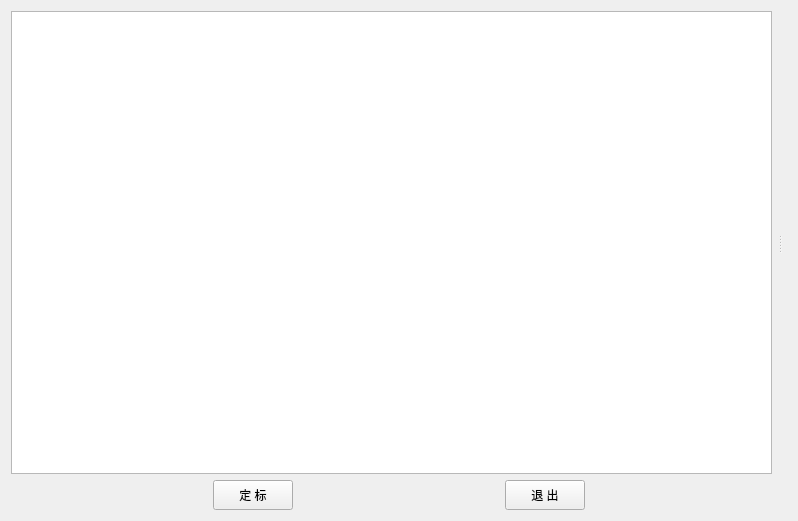
This is HeGui/HElecCalibrateDialog.ui in hexianqi/QtCode as Qt 5 draws it before an edit. The edited form follows.
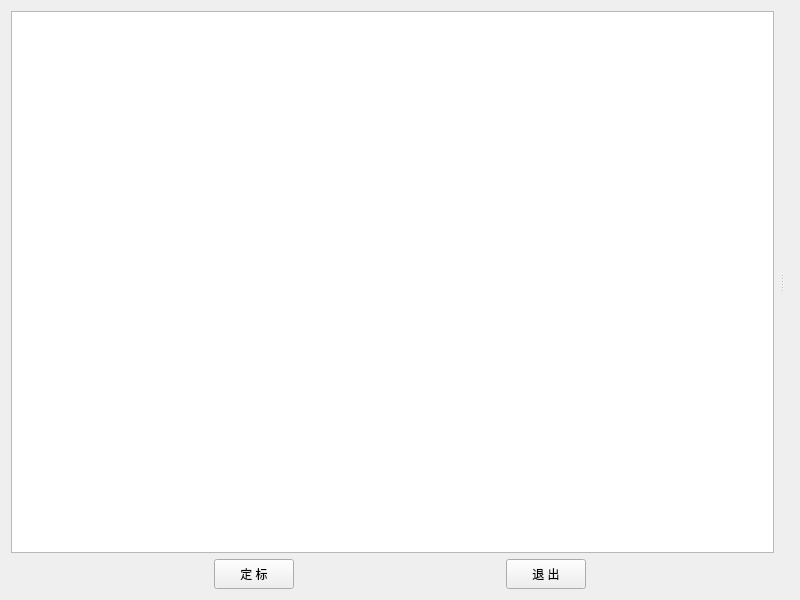
This is the edited form.

Patch:
```diff
--- a/HeGui/HElecCalibrateDialog.ui
+++ b/HeGui/HElecCalibrateDialog.ui
@@ -6,11 +6,11 @@
    <rect>
     <x>0</x>
     <y>0</y>
-    <width>798</width>
-    <height>521</height>
+    <width>800</width>
+    <height>600</height>
    </rect>
   </property>
-  <layout class="QGridLayout" name="gridLayout">
+  <layout class="QGridLayout" name="gridLayout" rowstretch="1,0">
    <item row="0" column="0">
     <widget class="QSplitter" name="splitter">
      <property name="orientation">
```
Left out of the diff: 4 changed lines with no effect on the pictures.
